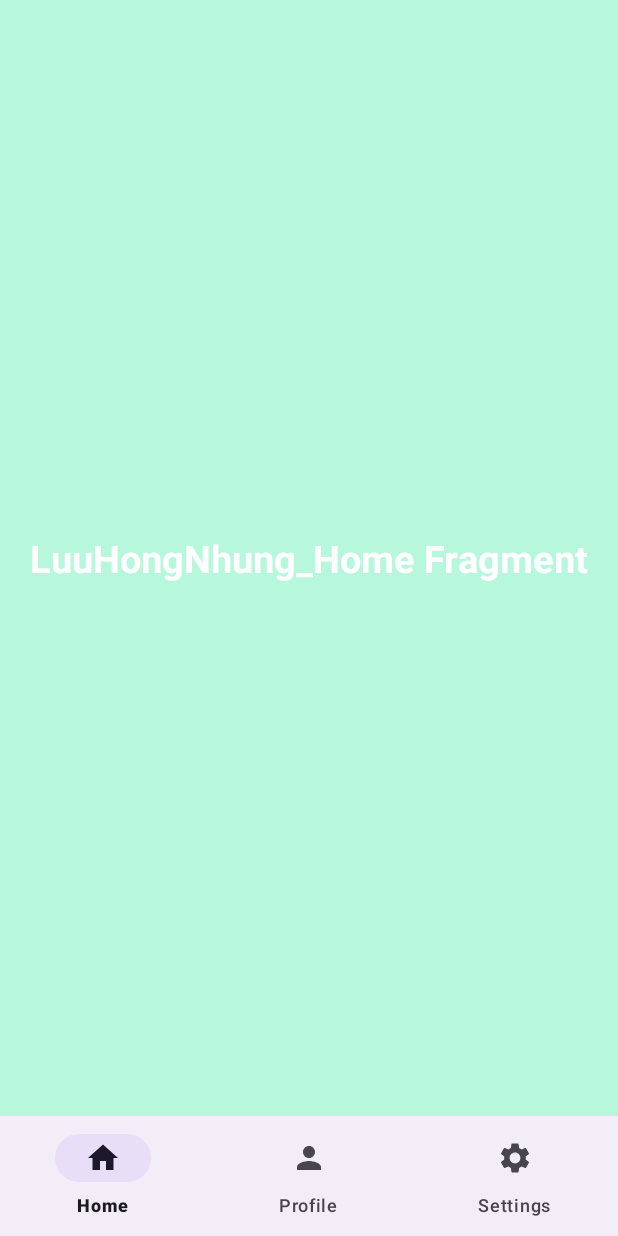
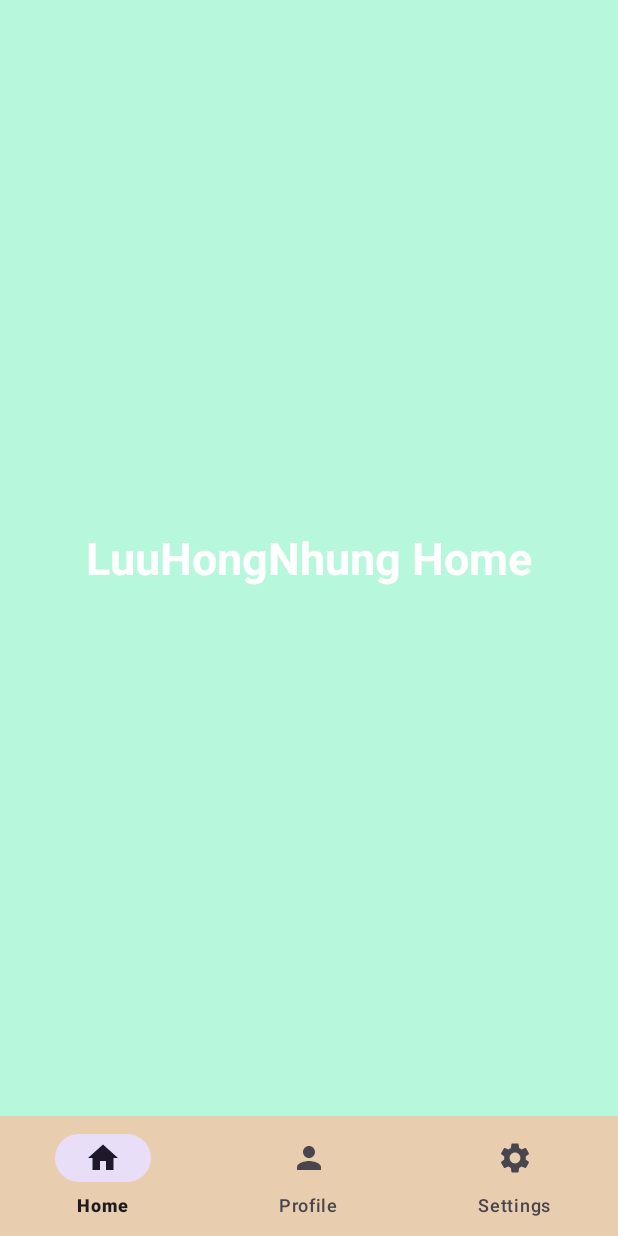
Before and after one commit to LuuHongNhung/BTCN_LuuHongNhung, an Android app: the screen it shows after launch (MainActivity), on a phone screen of 412 x 824 dp. Run offline under Robolectric (Android 15) with nearby library versions, the phone set to English and light mode, and no system bars.

Commit message:
LuuHongNhung

```diff
--- a/BTCN_LuuHongNhung/app/src/main/res/layout/activity_main.xml
+++ b/BTCN_LuuHongNhung/app/src/main/res/layout/activity_main.xml
@@ -5,6 +5,7 @@
     android:id="@+id/main"
     android:layout_width="match_parent"
     android:layout_height="match_parent"
+    android:background="#E7CCCC"
     tools:context=".MainActivity">
 
     <FrameLayout
@@ -16,12 +17,22 @@
         app:layout_constraintStart_toStartOf="parent"
         app:layout_constraintTop_toTopOf="parent">
 
+        <TextView
+            android:layout_width="wrap_content"
+            android:layout_height="wrap_content"
+            android:text="LuuHongNhung_2129"
+            android:textSize="30dp"
+            android:textStyle="bold"
+            android:textColor="@color/white"
+            android:layout_gravity="center"/>
+
     </FrameLayout>
 
     <com.google.android.material.bottomnavigation.BottomNavigationView
         android:id="@+id/bottomNavigationView3"
         android:layout_width="match_parent"
         android:layout_height="wrap_content"
+        android:background="#E9CDAF"
         app:layout_constraintBottom_toBottomOf="parent"
         app:layout_constraintEnd_toEndOf="parent"
         app:layout_constraintStart_toStartOf="parent"
--- a/BTCN_LuuHongNhung/app/src/main/res/layout/fragment_home.xml
+++ b/BTCN_LuuHongNhung/app/src/main/res/layout/fragment_home.xml
@@ -10,8 +10,8 @@
     <TextView
         android:layout_width="wrap_content"
         android:layout_height="wrap_content"
-        android:text="LuuHongNhung_Home Fragment"
-        android:textSize="25dp"
+        android:text="LuuHongNhung Home"
+        android:textSize="30dp"
         android:textStyle="bold"
         android:textColor="@color/white"
         android:layout_gravity="center"/>
--- a/BTCN_LuuHongNhung/app/src/main/res/layout/fragment_profile.xml
+++ b/BTCN_LuuHongNhung/app/src/main/res/layout/fragment_profile.xml
@@ -10,8 +10,8 @@
     <TextView
         android:layout_width="wrap_content"
         android:layout_height="wrap_content"
-        android:text="LuuHongNhung_Profile Fragment"
-        android:textSize="25dp"
+        android:text="LuuHongNhung Profile"
+        android:textSize="30dp"
         android:textStyle="bold"
         android:textColor="@color/white"
         android:layout_gravity="center"/>
--- a/BTCN_LuuHongNhung/app/src/main/res/layout/fragment_settings.xml
+++ b/BTCN_LuuHongNhung/app/src/main/res/layout/fragment_settings.xml
@@ -10,8 +10,8 @@
     <TextView
         android:layout_width="wrap_content"
         android:layout_height="wrap_content"
-        android:text="LuuHongNhung_Settings Fragment"
-        android:textSize="25dp"
+        android:text="LuuHongNhung Settings"
+        android:textSize="30dp"
         android:textStyle="bold"
         android:textColor="@color/white"
         android:layout_gravity="center"/>
```
